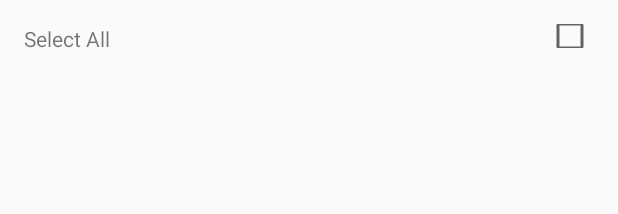
After one commit to xingstarx/RecyclerViewMergeAdapterDemo, an Android app: the layout view_item_header.xml on its own in the app's theme, with its tools: preview values and no code run, on a phone screen of 412 x 824 dp. The commit adds this screen. Shown: the top 214 px of the screen. Run offline under Robolectric (Android 15) with nearby library versions, the phone set to English and light mode, and no system bars.

Commit message:
add view samples

```diff
--- a/app/src/main/java/com/xingstarx/recyclerviewmergeadapterdemo/MyRecyclerViewSubAdapter.java
+++ b/app/src/main/java/com/xingstarx/recyclerviewmergeadapterdemo/MyRecyclerViewSubAdapter.java
@@ -18,6 +18,10 @@ public class MyRecyclerViewSubAdapter extends RecyclerViewSubAdapter<MyRecyclerV
 
     public void setDataList(List<String> dataList) {
         this.dataList = dataList;
+    }
+
+    public void addData(String data) {
+        dataList.add(data);
     }
     @Override
     public ViewHolder onCreateViewHolder(ViewGroup parent, int viewType) {
--- /dev/null
+++ b/app/src/main/res/layout/view_item_header.xml
@@ -0,0 +1,25 @@
+<?xml version="1.0" encoding="utf-8"?>
+<RelativeLayout xmlns:android="http://schemas.android.com/apk/res/android"
+    android:layout_width="match_parent"
+    android:layout_height="48dp"
+    android:paddingBottom="@dimen/activity_vertical_margin"
+    android:paddingLeft="@dimen/activity_horizontal_margin"
+    android:paddingRight="@dimen/activity_horizontal_margin"
+    android:paddingTop="@dimen/activity_vertical_margin">
+
+    <TextView
+        android:id="@+id/header"
+        android:layout_alignParentLeft="true"
+        android:layout_width="wrap_content"
+        android:layout_height="wrap_content"
+        android:text="Select All "
+        />
+
+    <CheckBox
+        android:id="@+id/checkbox"
+        android:layout_alignParentRight="true"
+        android:layout_width="wrap_content"
+        android:layout_height="wrap_content" />
+
+
+</RelativeLayout>
```
Also changed, not shown: app/src/main/java/com/xingstarx/recyclerviewmergeadapterdemo/MainActivity.java (+26 -3 lines).
